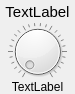
Above: RtAudioBuffer/cknobcontrol.ui from vemod-/ObjectStudio before the change. Below: the same form after it.
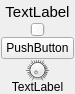
That is the form after the change. Custom widgets are drawn as their Qt base class.

The edit to the form file:
```diff
--- a/RtAudioBuffer/cknobcontrol.ui
+++ b/RtAudioBuffer/cknobcontrol.ui
@@ -80,6 +80,32 @@
      </property>
     </widget>
    </item>
+   <item>
+    <widget class="QSynthSwitch" name="verticalSlider">
+     <property name="sizePolicy">
+      <sizepolicy hsizetype="Expanding" vsizetype="Expanding">
+       <horstretch>0</horstretch>
+       <verstretch>0</verstretch>
+      </sizepolicy>
+     </property>
+     <property name="orientation">
+      <enum>Qt::Vertical</enum>
+     </property>
+    </widget>
+   </item>
+   <item>
+    <widget class="QSynthCheckbox" name="pushButton">
+     <property name="sizePolicy">
+      <sizepolicy hsizetype="Preferred" vsizetype="Preferred">
+       <horstretch>0</horstretch>
+       <verstretch>0</verstretch>
+      </sizepolicy>
+     </property>
+     <property name="text">
+      <string>PushButton</string>
+     </property>
+    </widget>
+   </item>
    <item>
     <widget class="QSynthKnob" name="dial">
      <property name="notchesVisible">
@@ -122,15 +148,25 @@
    <extends>QLabel</extends>
    <header>effectlabel.h</header>
   </customwidget>
+  <customwidget>
+   <class>QLCDLabel</class>
+   <extends>QLabel</extends>
+   <header>qlcdlabel.h</header>
+  </customwidget>
+  <customwidget>
+   <class>QSynthSwitch</class>
+   <extends>QSlider</extends>
+   <header>qsynthswitch.h</header>
+  </customwidget>
   <customwidget>
    <class>QSynthKnob</class>
    <extends>QDial</extends>
    <header>qsynthknob.h</header>
   </customwidget>
   <customwidget>
-   <class>QLCDLabel</class>
-   <extends>QLabel</extends>
-   <header>qlcdlabel.h</header>
+   <class>QSynthCheckbox</class>
+   <extends>QPushButton</extends>
+   <header>qsynthcheckbox.h</header>
   </customwidget>
  </customwidgets>
  <resources/>
```
